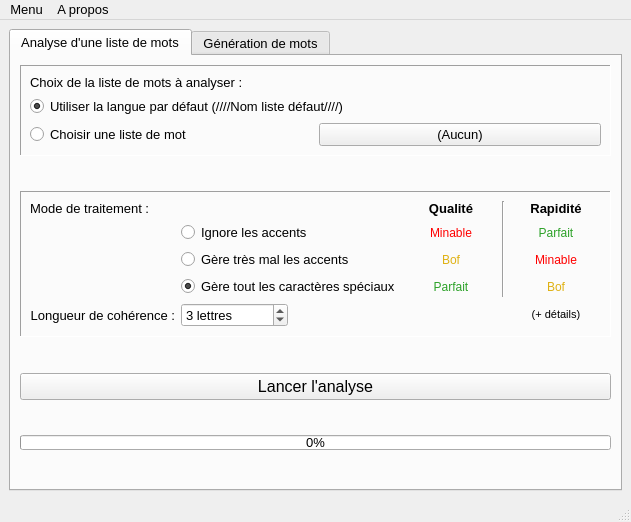
Sayanel01/GeMot, file fenetreprincipale.ui: the form before one commit.
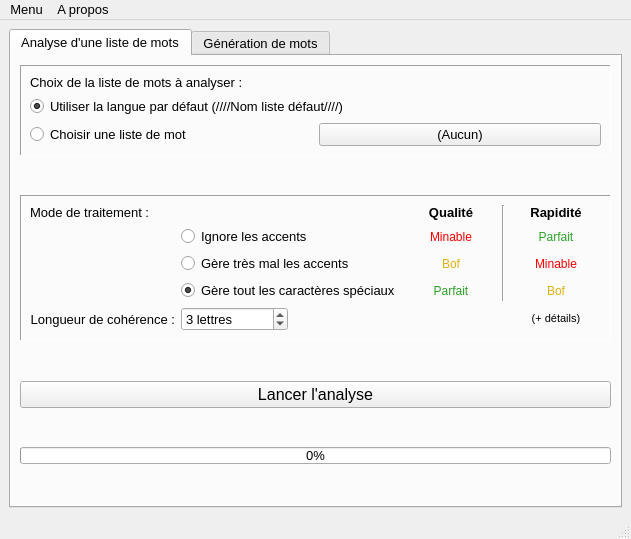
The form after the commit.

Commit message: Totalité des warnings finis / fontionnels

The edit to the form file:
```diff
--- a/fenetreprincipale.ui
+++ b/fenetreprincipale.ui
@@ -7,7 +7,7 @@
     <x>0</x>
     <y>0</y>
     <width>631</width>
-    <height>522</height>
+    <height>539</height>
    </rect>
   </property>
   <property name="font">
@@ -20,7 +20,7 @@
   </property>
   <widget class="QWidget" name="centralwidget">
    <layout class="QGridLayout" name="gridLayout">
-    <item row="0" column="0">
+    <item row="0" column="1">
      <widget class="QTabWidget" name="tabWidget">
       <widget class="QWidget" name="onglet_analyse">
        <attribute name="title">
@@ -384,7 +384,7 @@
           </property>
          </widget>
         </item>
-        <item row="7" column="0">
+        <item row="9" column="0">
          <spacer name="verticalSpacer_5">
           <property name="orientation">
            <enum>Qt::Vertical</enum>
```
Left out of the diff: 201 changed lines with no effect on the pictures. The commit also changes 2 other files.
